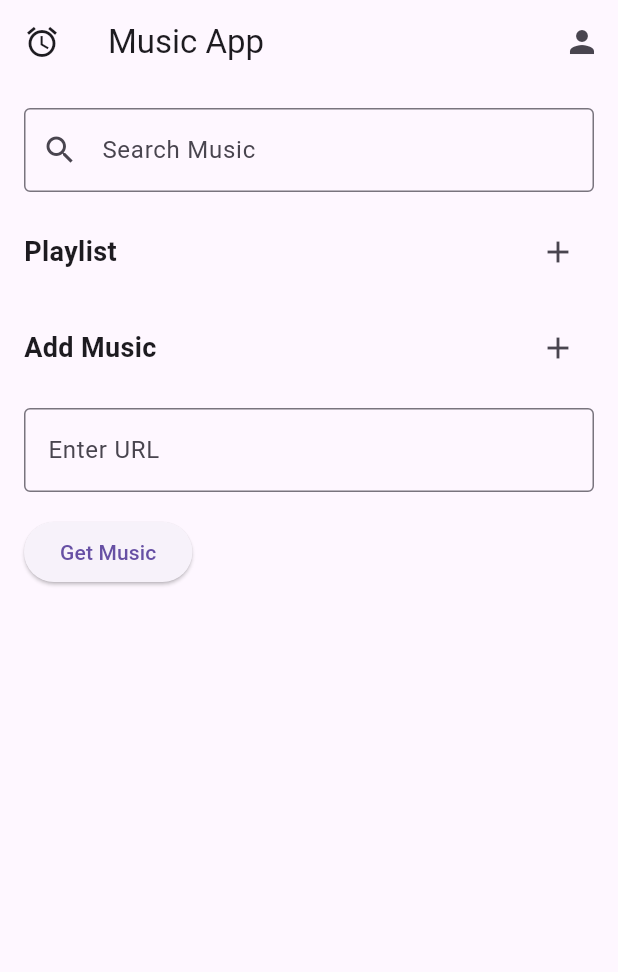
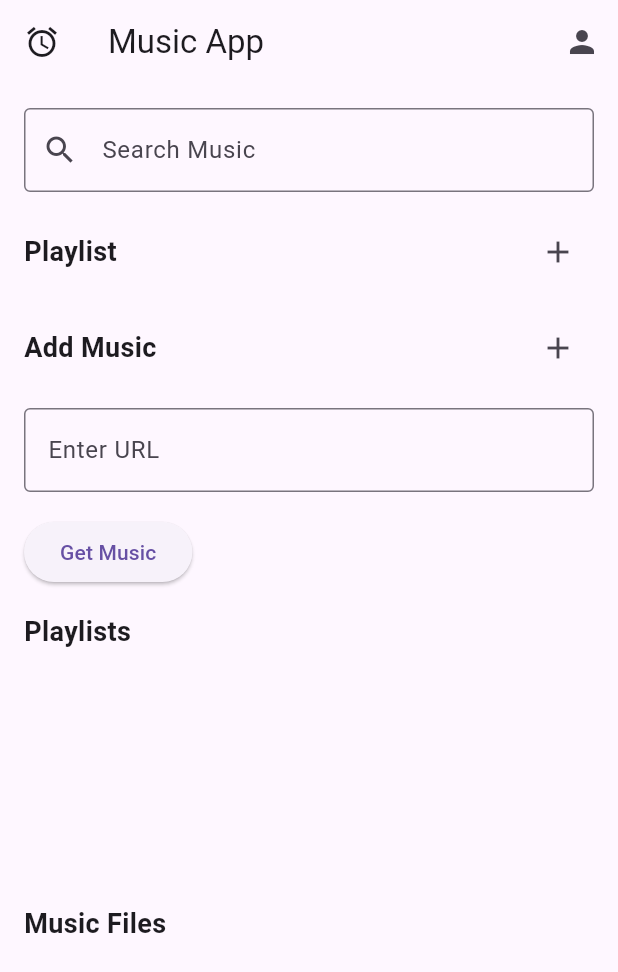
Before and after one commit to abhi-jithb/music-app, a Flutter app: the screen it shows after launch, after a tap on "Get Music", on a phone screen of 412 x 824 dp. Shown: the top 972 px of the screen. Run offline on Flutter 3.47's test engine with Material 3 defaults, Android fonts, the phone set to English and light mode, and no system bars; our stand-ins replace audioplayers, image_picker; network calls fail.

Commit message:
app updated with alarm and profile

```diff
--- /dev/null
+++ b/lib/home_page.dart
@@ -0,0 +1,211 @@
+import 'dart:io';
+
+import 'package:flutter/material.dart';
+import 'package:provider/provider.dart';
+import 'package:path_provider/path_provider.dart';
+import 'services/music_service.dart';
+import 'services/playlist_provider.dart';
+import 'widgets/music_player.dart'; // Import the MusicPlayer widget
+import 'alarm_page.dart'; // Import the AlarmPage
+
+class HomePage extends StatefulWidget {
+  @override
+  _HomePageState createState() => _HomePageState();
+}
+
+class _HomePageState extends State<HomePage> {
+  final TextEditingController urlController = TextEditingController();
+  final TextEditingController playlistController = TextEditingController();
+  List<File> musicFiles = [];
+
+  @override
+  void initState() {
+    super.initState();
+    _loadMusicFiles();
+  }
+
+  Future<void> _loadMusicFiles() async {
+    final directory = await getApplicationDocumentsDirectory();
+    final files = directory.listSync().where((item) => item.path.endsWith('.mp3')).toList();
+    setState(() {
+      musicFiles = files.cast<File>();
+    });
+  }
+
+  Future<void> _fetchMusic() async {
+    await fetchMusicFromUrl(urlController.text);
+    _loadMusicFiles(); // Reload music files after fetching new music
+  }
+
+  @override
+  Widget build(BuildContext context) {
+    final playlistProvider = Provider.of<PlaylistProvider>(context);
+
+    return Scaffold(
+      appBar: AppBar(
+        leading: IconButton(
+          icon: Icon(Icons.alarm),
+          onPressed: () {
+            Navigator.push(
+              context,
+              MaterialPageRoute(builder: (context) => AlarmPage()),
+            );
+          },
+        ),
+        actions: [
+          IconButton(
+            icon: Icon(Icons.person),
+            onPressed: () {
+              // Handle profile icon tap
+            },
+          ),
+        ],
+        title: Text('Music App'),
+      ),
+      body: Padding(
+        padding: const EdgeInsets.all(16.0),
+        child: Column(
+          crossAxisAlignment: CrossAxisAlignment.start,
+          children: [
+            TextField(
+              decoration: InputDecoration(
+                labelText: 'Search Music',
+                prefixIcon: Icon(Icons.search),
+                border: OutlineInputBorder(),
+              ),
+            ),
+            SizedBox(height: 16),
+            Row(
+              mainAxisAlignment: MainAxisAlignment.spaceBetween,
+              children: [
+                Text('Playlist', style: TextStyle(fontSize: 18, fontWeight: FontWeight.bold)),
+                IconButton(
+                  icon: Icon(Icons.add),
+                  onPressed: () {
+                    showDialog(
+                      context: context,
+                      builder: (context) {
+                        return AlertDialog(
+                          title: Text('Create Playlist'),
+                          content: TextField(
+                            controller: playlistController,
+                            decoration: InputDecoration(labelText: 'Playlist Name'),
+                          ),
+                          actions: [
+                            TextButton(
+                              onPressed: () {
+                                if (playlistController.text.isNotEmpty) {
+                                  playlistProvider.addPlaylist(playlistController.text);
+                                  Navigator.of(context).pop();
+                                }
+                              },
+                              child: Text('Create'),
+                            ),
+                          ],
+                        );
+                      },
+                    );
+                  },
+                ),
+              ],
+            ),
+            SizedBox(height: 16),
+            Row(
+              mainAxisAlignment: MainAxisAlignment.spaceBetween,
+              children: [
+                Text('Add Music', style: TextStyle(fontSize: 18, fontWeight: FontWeight.bold)),
+                IconButton(
+                  icon: Icon(Icons.add),
+                  onPressed: () {
+                    // Handle add local music
+                  },
+                ),
+              ],
+            ),
+            SizedBox(height: 16),
+            TextField(
+              controller: urlController,
+              decoration: InputDecoration(
+                labelText: 'Enter URL',
+                border: OutlineInputBorder(),
+              ),
+            ),
+            SizedBox(height: 16),
+            ElevatedButton(
+              onPressed: _fetchMusic,
+              child: Text('Get Music'),
+            ),
+            SizedBox(height: 16),
+            Expanded(
+              child: Column(
+                crossAxisAlignment: CrossAxisAlignment.start,
+                children: [
+                  Text('Playlists', style: TextStyle(fontSize: 18, fontWeight: FontWeight.bold)),
+                  Expanded(
+                    child: ListView.builder(
+                      itemCount: playlistProvider.playlists.length,
+                      itemBuilder: (context, index) {
+                        final playlist = playlistProvider.playlists[index];
+                        return ListTile(
+                          title: Text(playlist.name),
+                          onTap: () {
+                            showDialog(
+                              context: context,
+                              builder: (context) {
+                                return AlertDialog(
+                                  title: Text('Add Music to Playlist'),
+                                  content: Column(
+                                    mainAxisSize: MainAxisSize.min,
+                                    children: [
+                                      Text('Select Music'),
+                                      Expanded(
+                                        child: ListView.builder(
+                                          itemCount: musicFiles.length,
+                                          itemBuilder: (context, fileIndex) {
+                                            final file = musicFiles[fileIndex];
+                                            return ListTile(
+                                              title: Text(file.path.split('/').last),
+                                              onTap: () {
+                                                playlistProvider.addMusicToPlaylist(playlist.name, file.path);
+                                                Navigator.of(context).pop();
+                                              },
+                                            );
+                                          },
+                                        ),
+                                      ),
+                                    ],
+                                  ),
+                                );
+                              },
+                            );
+                          },
+                        );
+                      },
+                    ),
+                  ),
+                ],
+              ),
+            ),
+            SizedBox(height: 16),
+            Text('Music Files', style: TextStyle(fontSize: 18, fontWeight: FontWeight.bold)),
+            Expanded(
+              child: ListView.builder(
+                itemCount: musicFiles.length,
+                itemBuilder: (context, index) {
+                  final file = musicFiles[index];
+                  return ListTile(
+                    title: Text(file.path.split('/').last),
+                    trailing: MusicPlayer(audioPath: file.path, file: File(file.path)),
+                    onTap: () {
+                      // Handle music file tap
+                    },
+                  );
+                },
+              ),
+            ),
+          ],
+        ),
+      ),
+    );
+  }
+}
--- a/lib/main.dart
+++ b/lib/main.dart
@@ -1,4 +1,8 @@
+// lib/main.dart
 import 'package:flutter/material.dart';
+import 'package:provider/provider.dart';
+import 'services/playlist_provider.dart';
+import 'home_page.dart';
 
 void main() {
   runApp(MusicApp());
@@ -7,87 +11,14 @@ void main() {
 class MusicApp extends StatelessWidget {
   @override
   Widget build(BuildContext context) {
-    return MaterialApp(
-      title: 'Music App',
-      theme: ThemeData(
-        primarySwatch: Colors.blue,
-      ),
-      home: HomePage(),
-    );
-  }
-}
-
-class HomePage extends StatelessWidget {
-  @override
-  Widget build(BuildContext context) {
-    return Scaffold(
-      appBar: AppBar(
-        leading: Icon(Icons.alarm),
-        actions: [
-          IconButton(
-            icon: Icon(Icons.person),
-            onPressed: () {
-              // Handle profile icon tap
-            },
-          ),
-        ],
-        title: Text('Music App'),
-      ),
-      body: Padding(
-        padding: const EdgeInsets.all(16.0),
-        child: Column(
-          crossAxisAlignment: CrossAxisAlignment.start,
-          children: [
-            TextField(
-              decoration: InputDecoration(
-                labelText: 'Search Music',
-                prefixIcon: Icon(Icons.search),
-                border: OutlineInputBorder(),
-              ),
-            ),
-            SizedBox(height: 16),
-            Row(
-              mainAxisAlignment: MainAxisAlignment.spaceBetween,
-              children: [
-                Text('Playlist', style: TextStyle(fontSize: 18, fontWeight: FontWeight.bold)),
-                IconButton(
-                  icon: Icon(Icons.add),
-                  onPressed: () {
-                    // Handle add playlist
-                  },
-                ),
-              ],
-            ),
-            SizedBox(height: 16),
-            Row(
-              mainAxisAlignment: MainAxisAlignment.spaceBetween,
-              children: [
-                Text('Add Music', style: TextStyle(fontSize: 18, fontWeight: FontWeight.bold)),
-                IconButton(
-                  icon: Icon(Icons.add),
-                  onPressed: () {
-                    // Handle add local music
-                  },
-                ),
-              ],
-            ),
-            SizedBox(height: 16),
-            TextField(
-              decoration: InputDecoration(
-                labelText: 'Enter URL',
-                border: OutlineInputBorder(),
-              ),
-            ),
-            SizedBox(height: 16),
-            ElevatedButton(
-              onPressed: () {
-                // Handle fetch music
-              },
-              child: Text('Get Music'),
-            ),
-            // Add more widgets here for the music section
-          ],
+    return ChangeNotifierProvider(
+      create: (context) => PlaylistProvider(),
+      child: MaterialApp(
+        title: 'Music App',
+        theme: ThemeData(
+          primarySwatch: Colors.blue,
         ),
+        home: HomePage(),
       ),
     );
   }
--- /dev/null
+++ b/lib/services/music_service.dart
@@ -0,0 +1,23 @@
+import 'dart:io';
+import 'package:http/http.dart' as http;
+import 'package:path_provider/path_provider.dart';
+
+Future<void> fetchMusicFromUrl(String url) async {
+  final response = await http.get(Uri.parse(url));
+
+  if (response.statusCode == 200) {
+    // Get the directory to save the file
+    final directory = await getApplicationDocumentsDirectory();
+
+    // Create a unique file name based on the URL
+    final fileName = url.split('/').last + '.mp3';
+    final file = File('${directory.path}/$fileName');
+
+    // Save the audio data to the file
+    await file.writeAsBytes(response.bodyBytes);
+
+    print('Music fetched and saved successfully');
+  } else {
+    throw Exception('Failed to fetch music');
+  }
+}
--- /dev/null
+++ b/lib/services/playlist_provider.dart
@@ -0,0 +1,26 @@
+// lib/services/playlist_provider.dart
+import 'package:flutter/material.dart';
+
+class Playlist {
+  final String name;
+  List<String> musicFiles;
+
+  Playlist(this.name) : musicFiles = [];
+}
+
+class PlaylistProvider with ChangeNotifier {
+  List<Playlist> _playlists = [];
+
+  List<Playlist> get playlists => _playlists;
+
+  void addPlaylist(String name) {
+    _playlists.add(Playlist(name));
+    notifyListeners();
+  }
+
+  void addMusicToPlaylist(String playlistName, String musicFile) {
+    final playlist = _playlists.firstWhere((p) => p.name == playlistName);
+    playlist.musicFiles.add(musicFile);
+    notifyListeners();
+  }
+}
```
Also changed, not shown: lib/alarm_page.dart (added, +73 -0 lines), lib/profile_page.dart (added, +127 -0 lines), lib/widgets/music_player.dart (added, +42 -0 lines), pubspec.yaml (+7 -4 lines), pubspec.lock, 7 other files.
